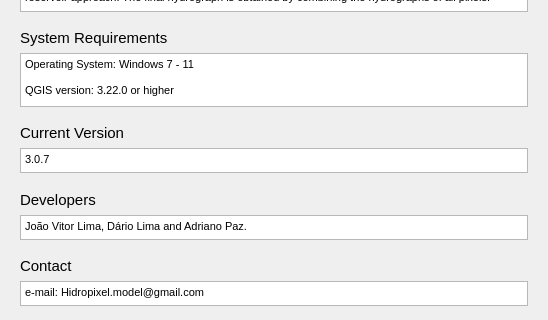
Old version of the form hidropixel_dialog_about.ui in the repository J1Vitor/HidroPixel_test; both pictures show x 0 to 548 and y 97 to 417 of the 548 by 585 pixel window.
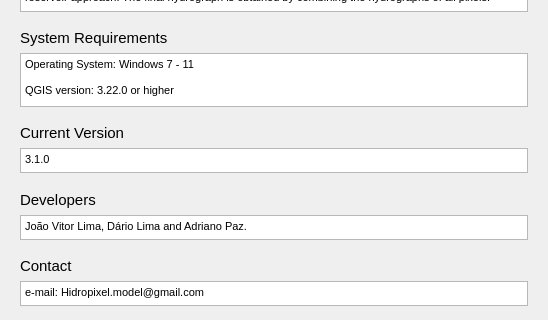
New version of the form.

```diff
--- a/hidropixel_dialog_about.ui
+++ b/hidropixel_dialog_about.ui
@@ -338,7 +338,7 @@
 &lt;html&gt;&lt;head&gt;&lt;meta name=&quot;qrichtext&quot; content=&quot;1&quot; /&gt;&lt;style type=&quot;text/css&quot;&gt;
 p, li { white-space: pre-wrap; }
 &lt;/style&gt;&lt;/head&gt;&lt;body style=&quot; font-family:'MS Shell Dlg 2'; font-size:8.25pt; font-weight:400; font-style:normal;&quot;&gt;
-&lt;p style=&quot; margin-top:0px; margin-bottom:0px; margin-left:0px; margin-right:0px; -qt-block-indent:0; text-indent:0px;&quot;&gt;&lt;span style=&quot; font-size:8pt;&quot;&gt;3.0.7&lt;/span&gt;&lt;/p&gt;&lt;/body&gt;&lt;/html&gt;</string>
+&lt;p style=&quot; margin-top:0px; margin-bottom:0px; margin-left:0px; margin-right:0px; -qt-block-indent:0; text-indent:0px;&quot;&gt;&lt;span style=&quot; font-size:8pt;&quot;&gt;3.1.0&lt;/span&gt;&lt;/p&gt;&lt;/body&gt;&lt;/html&gt;</string>
           </property>
           <property name="acceptRichText">
            <bool>false</bool>
```
